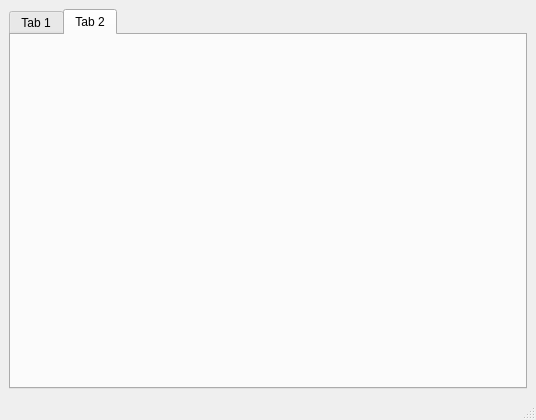
The window that src/mainwindow.ui (alexonemore/atc) describes before a commit, drawn with Qt 5.
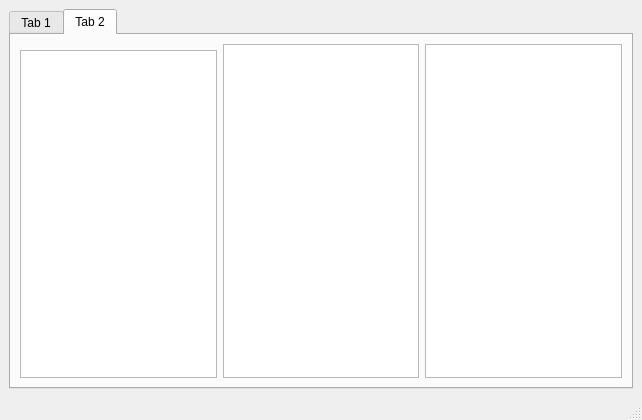
The same window after the commit. Custom widgets are drawn as their Qt base class.

```diff
--- a/src/mainwindow.ui
+++ b/src/mainwindow.ui
@@ -6,7 +6,7 @@
    <rect>
     <x>0</x>
     <y>0</y>
-    <width>536</width>
+    <width>642</width>
     <height>420</height>
    </rect>
   </property>
@@ -289,20 +289,16 @@
            </widget>
           </item>
           <item>
-           <spacer name="verticalSpacer_2">
-            <property name="orientation">
-             <enum>Qt::Vertical</enum>
-            </property>
-            <property name="sizeHint" stdset="0">
-             <size>
-              <width>0</width>
-              <height>0</height>
-             </size>
-            </property>
-           </spacer>
+           <widget class="QTextEdit" name="textEdit_3"/>
           </item>
          </layout>
         </item>
+        <item>
+         <widget class="QTextEdit" name="textEdit"/>
+        </item>
+        <item>
+         <widget class="QTextEdit" name="textEdit_2"/>
+        </item>
         <item>
          <spacer name="horizontalSpacer">
           <property name="orientation">
```
Left out of the diff: 2 changed lines with no effect on the pictures.
